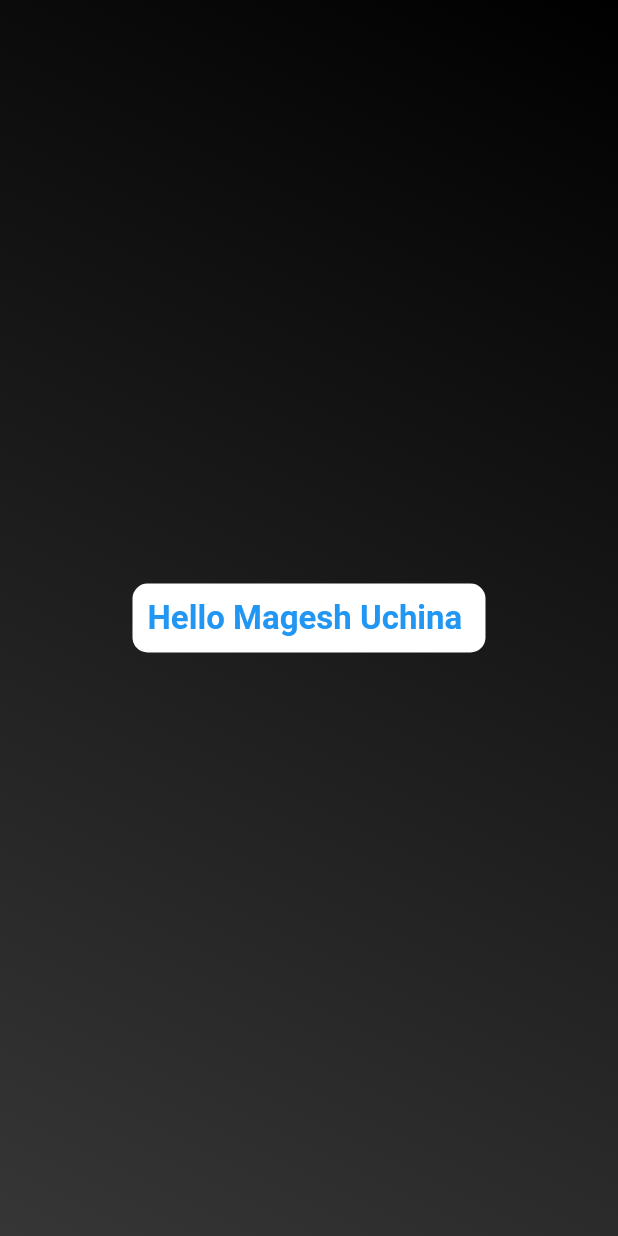
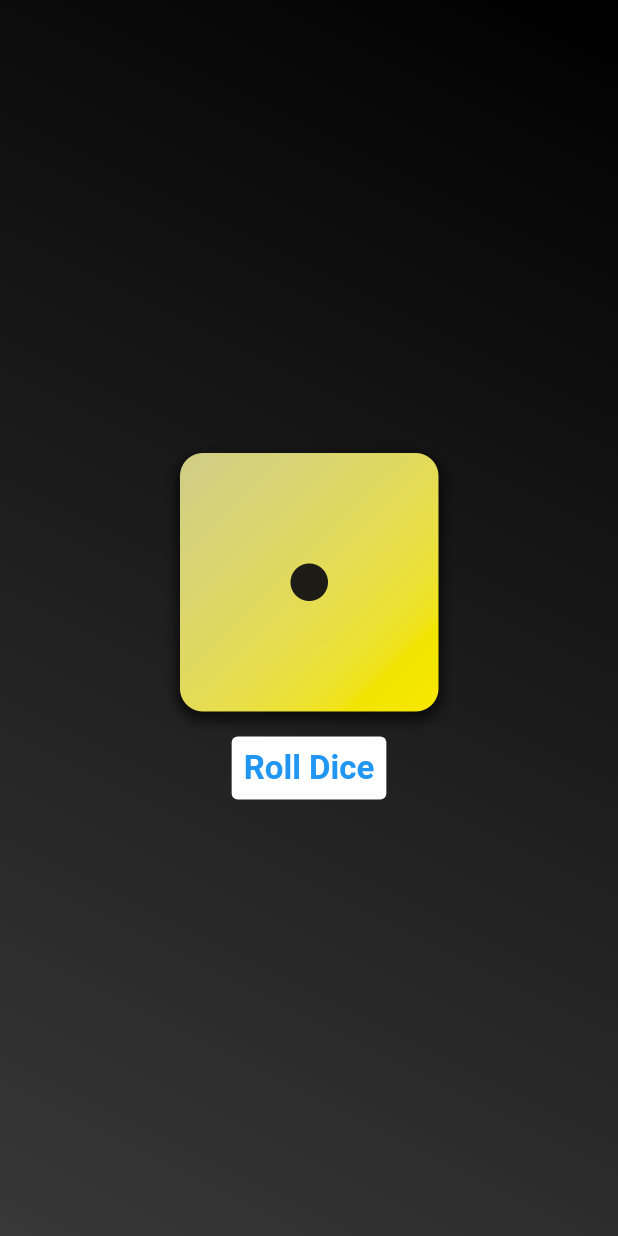
Before and after one commit to mageshyt/role_dice, a Flutter app: the screen it shows after launch, on a phone screen of 412 x 824 dp. Run offline on Flutter 3.47's test engine with Material 2 defaults, Android fonts, the light colour scheme and no system bars.

Commit message:
📦 NEW: Adding statefull widget

```diff
--- a/lib/box_text.dart
+++ b/lib/box_text.dart
@@ -12,16 +12,13 @@ class BoxText extends StatelessWidget {
   @override
   Widget build(BuildContext context) {
     return Container(
-      // add paddings
-      padding: const EdgeInsets.all(10),
-      margin: const EdgeInsets.all(20),
+      // border radius
 
-      // border radius
       decoration: BoxDecoration(
-          borderRadius: BorderRadius.circular(10), color: Colors.white),
-
+        borderRadius: BorderRadius.circular(10),
+      ),
       child: Text(
-        'Hello $text',
+        text,
         style: const TextStyle(
           fontSize: 22,
           fontWeight: FontWeight.bold,
--- a/lib/gradient_container.dart
+++ b/lib/gradient_container.dart
@@ -1,6 +1,7 @@
 import 'package:flutter/material.dart';
-import 'package:role_dice/box_text.dart';
+import 'package:role_dice/roll_dice.dart';
 
+// ignore: must_be_immutable
 class MyApp extends StatelessWidget {
   final List<Color> colors;
   const MyApp({
@@ -22,7 +23,7 @@ class MyApp extends StatelessWidget {
         ),
       ),
       child: const Center(
-        child: BoxText("Magesh Uchina "),
+        child: RollDice(),
       ),
     );
   }
--- a/lib/main.dart
+++ b/lib/main.dart
@@ -13,7 +13,7 @@ void main() {
           body: MyApp(
             colors: [
               Color.fromARGB(255, 0, 0, 0),
-              Color.fromARGB(200, 0, 0, 0),
+              Color.fromARGB(198, 0, 0, 0),
             ], // black
           ),
         )),
--- /dev/null
+++ b/lib/roll_dice.dart
@@ -0,0 +1,52 @@
+import 'package:flutter/material.dart';
+import 'package:role_dice/box_text.dart';
+
+class RollDice extends StatefulWidget {
+  const RollDice({Key? key}) : super(key: key);
+
+  @override
+  // ignore:
+  State<RollDice> createState() => _RollDiceState();
+}
+
+class _RollDiceState extends State<RollDice> {
+  // sate
+  StateSetter? _setState;
+
+  // ignore: non_constant_identifier_names
+  int active_dice = 1;
+
+  void rollDice() {
+    // ignore: avoid_print
+    print('Roll Dice');
+    // ignore: unnecessary_null_comparison
+    if (_setState != null) {
+      _setState!(() {
+        active_dice = 1 + (0 + DateTime.now().millisecond) % 6;
+      });
+    }
+  }
+
+  @override
+  Widget build(BuildContext context) {
+    return Column(
+      mainAxisAlignment: MainAxisAlignment.center,
+      children: [
+        Image.asset(
+          'assets/images/dice-$active_dice.png',
+          width: 200,
+          height: 200,
+        ),
+        TextButton(
+          style: ButtonStyle(
+              backgroundColor: MaterialStateProperty.all(Colors.white),
+              foregroundColor: MaterialStateProperty.all(Colors.black)),
+          onPressed: rollDice,
+          child: const BoxText(
+            'Roll Dice',
+          ),
+        )
+      ],
+    );
+  }
+}
```
Also changed, not shown: pubspec.yaml (+9 -7 lines).
